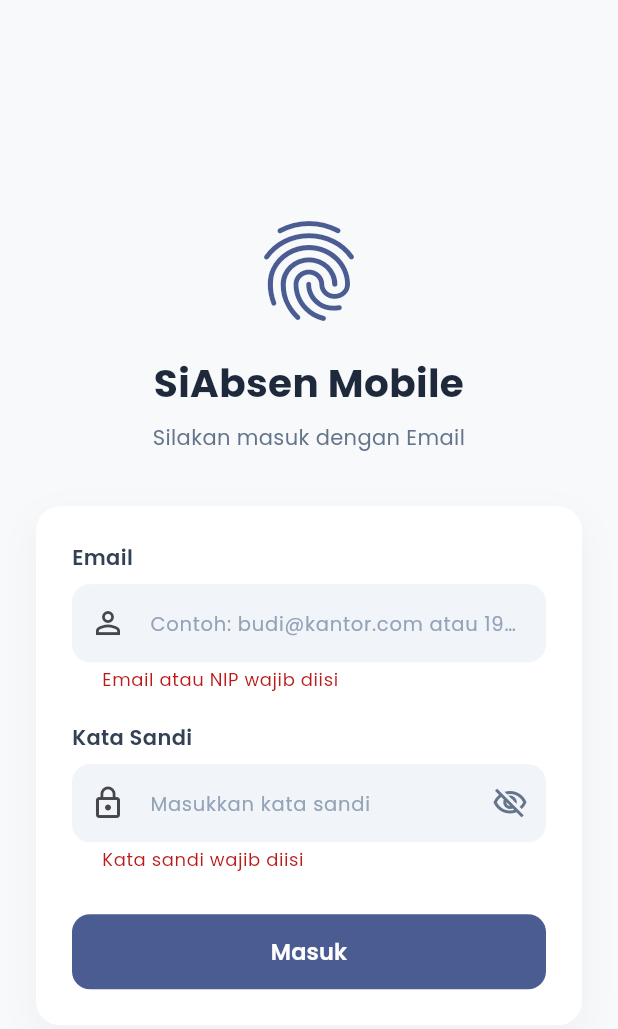
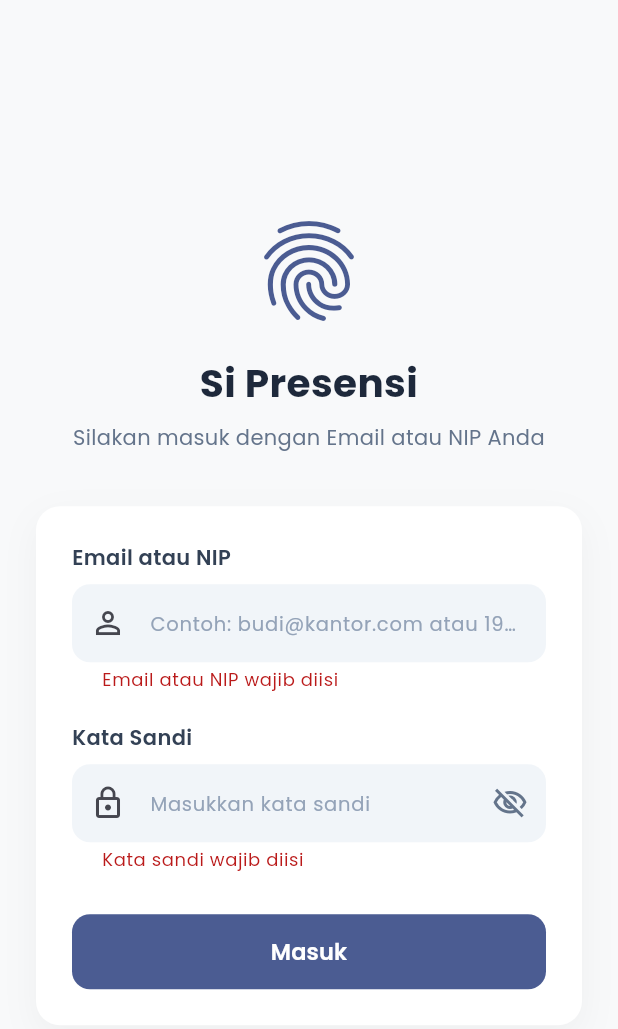
Before and after one commit to farhamapple/demo_presensi_app, a Flutter app: the screen it shows after launch, after a tap on "Masuk", on a phone screen of 412 x 824 dp. Shown: the top 1029 px of the screen. Run offline on Flutter 3.47's test engine with Material 3 defaults, Android fonts, the phone set to English and light mode, and no system bars; our stand-ins replace flutter_dotenv, flutter_map, geolocator, get, google_fonts, latlong2 and 1 more; accounts and stored records are empty; network calls fail.

Commit message:
feat: update app name to Si Presensi, enforce lowercase email, and enhance input focus

```diff
--- a/lib/controllers/login_controller.dart
+++ b/lib/controllers/login_controller.dart
@@ -6,11 +6,18 @@ import '../services/storage_service.dart';
 
 class LoginController extends GetxController {
   final formKey = GlobalKey<FormState>();
-  final identifierController = TextEditingController();
-  final passwordController = TextEditingController();
+  late final TextEditingController identifierController;
+  late final TextEditingController passwordController;
 
   final RxBool isLoading = false.obs;
   final RxBool obscurePassword = true.obs;
+
+  @override
+  void onInit() {
+    super.onInit();
+    identifierController = TextEditingController();
+    passwordController = TextEditingController();
+  }
 
   void togglePasswordVisibility() {
     obscurePassword.value = !obscurePassword.value;
@@ -24,7 +31,7 @@ class LoginController extends GetxController {
     isLoading.value = true;
 
     final response = await ApiService.login(
-      identifier: identifierController.text.trim(),
+      identifier: identifierController.text.trim().toLowerCase(),
       password: passwordController.text,
     );
 
--- a/lib/main.dart
+++ b/lib/main.dart
@@ -30,7 +30,7 @@ class MyApp extends StatelessWidget {
   @override
   Widget build(BuildContext context) {
     return GetMaterialApp(
-      title: 'SiAbsen Mobile',
+      title: 'Si Presensi',
       debugShowCheckedModeBanner: false,
       theme: ThemeData(
         useMaterial3: true,
--- a/lib/pages/home_page.dart
+++ b/lib/pages/home_page.dart
@@ -17,7 +17,7 @@ class HomePage extends StatelessWidget {
       backgroundColor: const Color(0xFFF8F9FA),
       appBar: AppBar(
         title: Text(
-          'SiAbsen',
+          'Si Presensi',
           style: GoogleFonts.poppins(
             fontWeight: FontWeight.bold,
             color: const Color(0xFF1E293B),
--- a/lib/pages/login_page.dart
+++ b/lib/pages/login_page.dart
@@ -1,4 +1,5 @@
 import 'package:flutter/material.dart';
+import 'package:flutter/services.dart';
 import 'package:get/get.dart';
 import 'package:google_fonts/google_fonts.dart';
 import '../controllers/login_controller.dart';
@@ -13,7 +14,10 @@ class LoginPage extends StatelessWidget {
 
     return Scaffold(
       backgroundColor: const Color(0xFFF8F9FA),
-      body: SafeArea(
+      body: GestureDetector(
+        behavior: HitTestBehavior.opaque,
+        onTap: () => FocusScope.of(context).unfocus(),
+        child: SafeArea(
           child: Center(
             child: SingleChildScrollView(
               padding: const EdgeInsets.symmetric(
@@ -36,7 +40,7 @@ class LoginPage extends StatelessWidget {
                       ),
                       const SizedBox(height: 16),
                       Text(
-                      'SiAbsen Mobile',
+                        'Si Presensi',
                         textAlign: TextAlign.center,
                         style: GoogleFonts.poppins(
                           fontSize: 26,
@@ -46,7 +50,7 @@ class LoginPage extends StatelessWidget {
                       ),
                       const SizedBox(height: 8),
                       Text(
-                      'Silakan masuk dengan Email',
+                        'Silakan masuk dengan Email atau NIP Anda',
                         textAlign: TextAlign.center,
                         style: GoogleFonts.poppins(
                           fontSize: 14,
@@ -74,7 +78,7 @@ class LoginPage extends StatelessWidget {
                           children: [
                             // Identifier Field (Email / NIP)
                             Text(
-                            'Email',
+                              'Email atau NIP',
                               style: GoogleFonts.poppins(
                                 fontSize: 14,
                                 fontWeight: FontWeight.w600,
@@ -85,6 +89,17 @@ class LoginPage extends StatelessWidget {
                             TextFormField(
                               controller: controller.identifierController,
                               keyboardType: TextInputType.emailAddress,
+                              textInputAction: TextInputAction.next,
+                              autocorrect: false,
+                              enableSuggestions: false,
+                              inputFormatters: [
+                                // Otomatis mengubah seluruh input menjadi lowercase
+                                TextInputFormatter.withFunction(
+                                  (oldValue, newValue) => newValue.copyWith(
+                                    text: newValue.text.toLowerCase(),
+                                  ),
+                                ),
+                              ],
                               decoration: InputDecoration(
                                 hintText:
                                     'Contoh: budi@kantor.com atau 199205...',
@@ -98,6 +113,17 @@ class LoginPage extends StatelessWidget {
                                 border: OutlineInputBorder(
                                   borderRadius: BorderRadius.circular(12),
                                   borderSide: BorderSide.none,
+                                ),
+                                enabledBorder: OutlineInputBorder(
+                                  borderRadius: BorderRadius.circular(12),
+                                  borderSide: BorderSide.none,
+                                ),
+                                focusedBorder: OutlineInputBorder(
+                                  borderRadius: BorderRadius.circular(12),
+                                  borderSide: BorderSide(
+                                    color: theme.colorScheme.primary,
+                                    width: 1.5,
+                                  ),
                                 ),
                                 contentPadding: const EdgeInsets.symmetric(
                                   horizontal: 16,
@@ -127,6 +153,8 @@ class LoginPage extends StatelessWidget {
                               () => TextFormField(
                                 controller: controller.passwordController,
                                 obscureText: controller.obscurePassword.value,
+                                textInputAction: TextInputAction.done,
+                                onFieldSubmitted: (_) => controller.login(),
                                 decoration: InputDecoration(
                                   hintText: 'Masukkan kata sandi',
                                   hintStyle: GoogleFonts.poppins(
@@ -149,6 +177,17 @@ class LoginPage extends StatelessWidget {
                                   border: OutlineInputBorder(
                                     borderRadius: BorderRadius.circular(12),
                                     borderSide: BorderSide.none,
+                                  ),
+                                  enabledBorder: OutlineInputBorder(
+                                    borderRadius: BorderRadius.circular(12),
+                                    borderSide: BorderSide.none,
+                                  ),
+                                  focusedBorder: OutlineInputBorder(
+                                    borderRadius: BorderRadius.circular(12),
+                                    borderSide: BorderSide(
+                                      color: theme.colorScheme.primary,
+                                      width: 1.5,
+                                    ),
                                   ),
                                   contentPadding: const EdgeInsets.symmetric(
                                     horizontal: 16,
@@ -214,6 +253,7 @@ class LoginPage extends StatelessWidget {
             ),
           ),
         ),
+      ),
     );
   }
 }
```
Also changed, not shown: 1 other file. Lines whose indentation alone changed are shown as unchanged.
